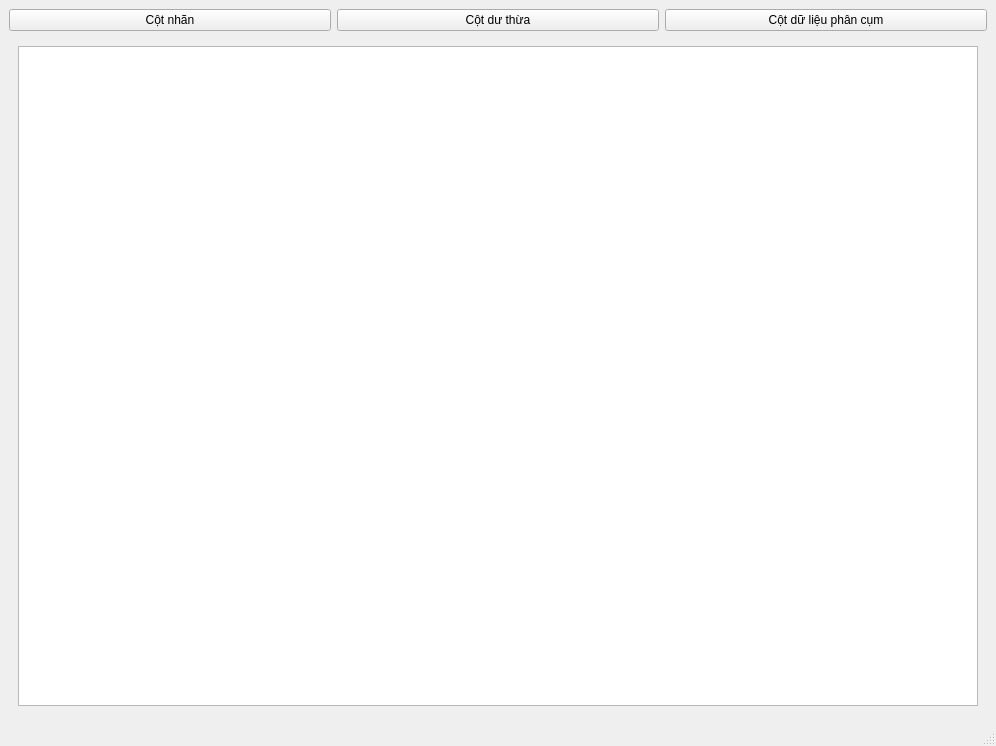
QuanBKIT1/Project1, file designer/screen2.ui: the form before one commit.
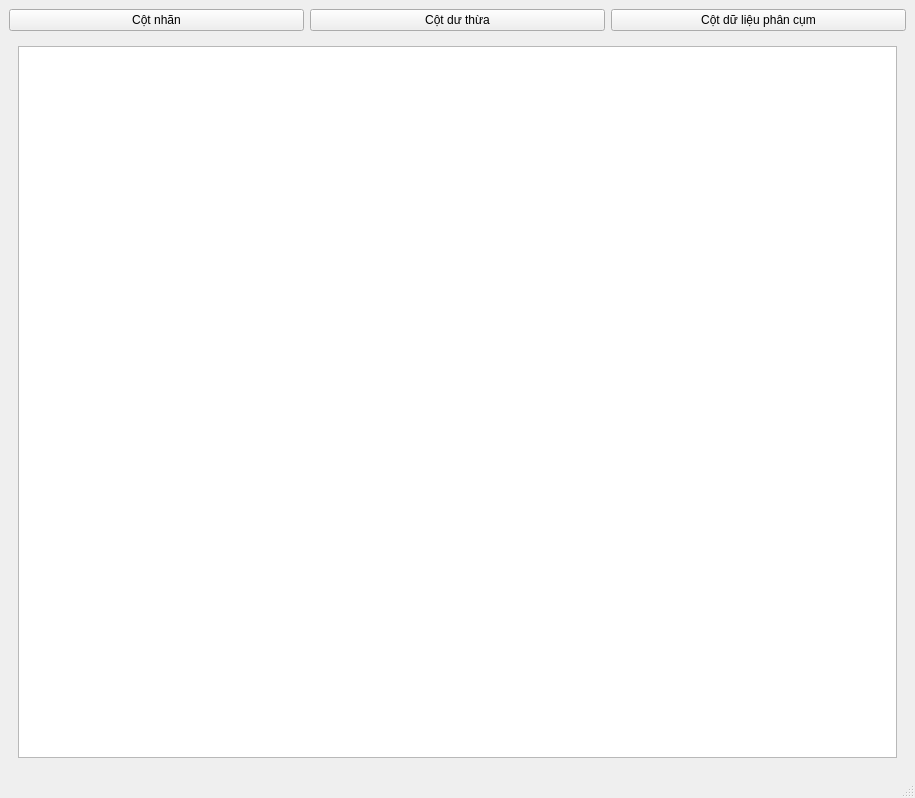
The form after the commit.

```diff
--- a/designer/screen2.ui
+++ b/designer/screen2.ui
@@ -6,8 +6,8 @@
    <rect>
     <x>0</x>
     <y>0</y>
-    <width>996</width>
-    <height>746</height>
+    <width>915</width>
+    <height>798</height>
    </rect>
   </property>
   <property name="windowTitle">
```
Left out of the diff: 2 changed lines with no effect on the pictures.
